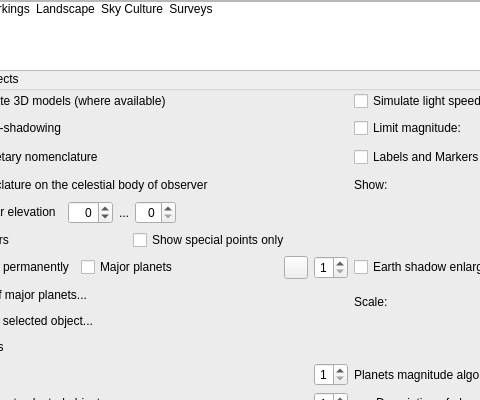
Qt form src/gui/viewDialog.ui (Stellarium/stellarium) before a commit; both pictures show x 114 to 594 and y 0 to 400 of the 929 by 559 pixel window.
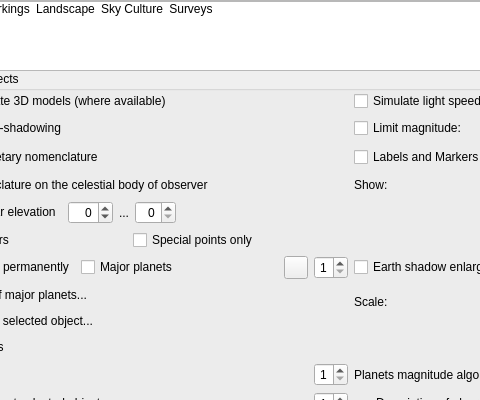
The same form after that commit. The open tabs and pages were chosen to show the change. Icons and pictures are not drawn. Custom widgets are drawn as their Qt base class.

The edit to the form file:
```diff
--- a/src/gui/viewDialog.ui
+++ b/src/gui/viewDialog.ui
@@ -1772,7 +1772,7 @@
                     <string>Show special nomenclature points only</string>
                    </property>
                    <property name="text">
-                    <string>Show special points only</string>
+                    <string>Special points only</string>
                    </property>
                   </widget>
                  </item>
```
